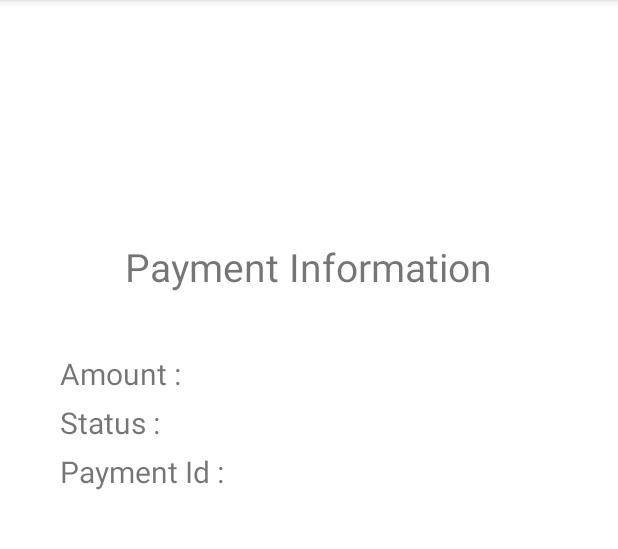
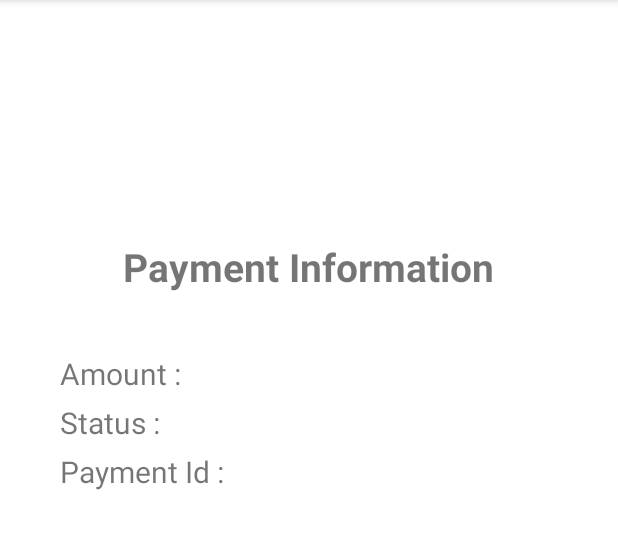
Before and after one commit to MohannedOdeh/Smartlock, an Android app: the ConfirmationActivity screen opened directly, with no data from a screen before it, on a phone screen of 412 x 824 dp, the part 84-633 px from its top. Run offline under Robolectric (Android 15) with nearby library versions, the phone set to English and light mode, and no system bars; 2 statements that could not run were skipped.

Commit message:
Changed some formatting

```diff
--- a/app/src/main/java/com/example/csis_330smartlock/UserProfile.java
+++ b/app/src/main/java/com/example/csis_330smartlock/UserProfile.java
@@ -66,7 +66,11 @@ public class UserProfile extends AppCompatActivity {
                         userFirstName.setText(firstName);
                         userLastName.setText(lastName);
                         userEmail.setText(email);
-                        reservedLocker.setText(locker);
+                        String building = locker.substring(1, 2);
+                        String floor = locker.substring(3, 4);
+                        String number = locker.substring(5, 7);
+                        String display = "Building : "+ building + "\nFloor : " + floor + "\nLocker : " + number;
+                        reservedLocker.setText(display);
                         String balance = Double.toString(currentBalance);
                         userCurrentBalance.setText(balance);
                     } else {
--- a/app/src/main/res/layout/activity_confirmation.xml
+++ b/app/src/main/res/layout/activity_confirmation.xml
@@ -17,7 +17,8 @@
         android:layout_centerHorizontal="true"
         android:layout_marginTop="160dp"
         android:text="Payment Information"
-        android:textSize="26sp" />
+        android:textSize="26sp"
+        android:textStyle="bold"/>
 
     <TableLayout
         android:layout_width="match_parent"
--- a/app/src/main/res/layout/activity_locker_registration.xml
+++ b/app/src/main/res/layout/activity_locker_registration.xml
@@ -53,7 +53,7 @@
         android:layout_width="360dp"
         android:layout_height="143dp"
         android:layout_marginTop="28dp"
-        android:visibility="invisible"
+        android:visibility="gone"
         app:layout_constraintEnd_toEndOf="parent"
         app:layout_constraintHorizontal_bias="0.49"
         app:layout_constraintStart_toStartOf="parent"
@@ -172,7 +172,7 @@
         android:layout_height="wrap_content"
         android:layout_marginTop="40dp"
         android:text="Register Locker"
-        android:visibility="invisible"
+        android:visibility="gone"
         android:onClick="confirmLocker"
         app:layout_constraintEnd_toEndOf="parent"
         app:layout_constraintHorizontal_bias="0.498"
--- a/app/src/main/res/layout/activity_payment.xml
+++ b/app/src/main/res/layout/activity_payment.xml
@@ -22,7 +22,7 @@
         <TextView
             android:layout_width="match_parent"
             android:layout_height="wrap_content"
-            android:text="Enter the amount to add\n(Registration fee is $10.00)"
+            android:text="Enter the amount to add\n(Registration fee is $1.00)"
             android:textSize="20sp"
             android:textAlignment="center" />
 
--- a/app/src/main/res/layout/activity_userprofile.xml
+++ b/app/src/main/res/layout/activity_userprofile.xml
@@ -13,6 +13,7 @@
         android:layout_marginTop="160dp"
         android:text="Profile"
         android:textSize="26sp"
+        android:textStyle="bold"
         app:layout_constraintEnd_toEndOf="parent"
         app:layout_constraintStart_toStartOf="parent"
         app:layout_constraintTop_toTopOf="parent" />
@@ -91,7 +92,7 @@
         android:id="@+id/userCurrentBalance"
         android:layout_width="175dp"
         android:layout_height="35dp"
-        android:layout_marginStart="36dp"
+        app:layout_constraintEnd_toEndOf="parent"
         app:layout_constraintStart_toEndOf="@+id/userCurrentBalanceLabel"
         app:layout_constraintTop_toTopOf="@+id/userCurrentBalanceLabel" />
 
@@ -109,9 +110,8 @@
     <TextView
         android:id="@+id/reservedLocker"
         android:layout_width="175dp"
-        android:layout_height="35dp"
+        android:layout_height="wrap_content"
         app:layout_constraintEnd_toEndOf="parent"
-        app:layout_constraintHorizontal_bias="0.461"
         app:layout_constraintStart_toEndOf="@+id/reservedLockerLabel"
         app:layout_constraintTop_toTopOf="@+id/reservedLockerLabel" />
 
```
